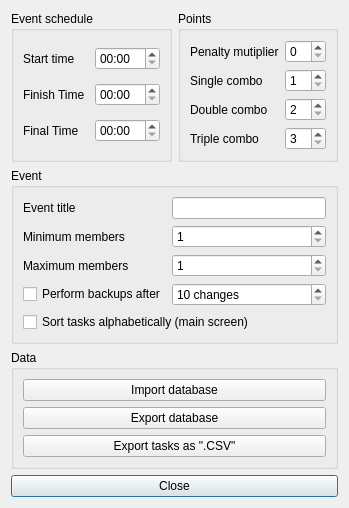
This is gui_settings.ui in FrankMamuda/ketoevent as Qt 5 draws it before an edit. The edited form follows.
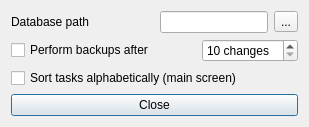
This is the edited form. Icons and pictures are not drawn.

Commit message: events, reviewers, etc. (unstable)

```diff
--- a/gui_settings.ui
+++ b/gui_settings.ui
@@ -6,8 +6,8 @@
    <rect>
     <x>0</x>
     <y>0</y>
-    <width>349</width>
-    <height>485</height>
+    <width>309</width>
+    <height>122</height>
    </rect>
   </property>
   <property name="windowTitle">
@@ -18,127 +18,41 @@
     <normaloff>:/icons/settings_48</normaloff>:/icons/settings_48</iconset>
   </property>
   <layout class="QGridLayout" name="gridLayout">
-   <item row="0" column="0" colspan="2">
-    <widget class="QGroupBox" name="groupTime">
-     <property name="title">
-      <string>Event schedule</string>
+   <item row="1" column="2" colspan="2">
+    <widget class="QSpinBox" name="backupChanges">
+     <property name="suffix">
+      <string> changes</string>
      </property>
-     <layout class="QGridLayout" name="timeLayout">
-      <item row="0" column="0">
-       <widget class="QLabel" name="startTimeLabel">
-        <property name="text">
-         <string>Start time</string>
-        </property>
-       </widget>
-      </item>
-      <item row="0" column="1">
-       <widget class="QTimeEdit" name="startTime">
-        <property name="toolTip">
-         <string>Start time of the event</string>
-        </property>
-        <property name="currentSection">
-         <enum>QDateTimeEdit::HourSection</enum>
-        </property>
-        <property name="displayFormat">
-         <string>HH:mm</string>
-        </property>
-       </widget>
-      </item>
-      <item row="1" column="0">
-       <widget class="QLabel" name="finishTimeLabel">
-        <property name="text">
-         <string>Finish Time</string>
-        </property>
-       </widget>
-      </item>
-      <item row="1" column="1">
-       <widget class="QTimeEdit" name="finishTime">
-        <property name="toolTip">
-         <string>Time from which penalty is being calculated</string>
-        </property>
-        <property name="currentSection">
-         <enum>QDateTimeEdit::HourSection</enum>
-        </property>
-        <property name="displayFormat">
-         <string>HH:mm</string>
-        </property>
-       </widget>
-      </item>
-      <item row="2" column="0">
-       <widget class="QLabel" name="finalTimeLabel">
-        <property name="text">
-         <string>Final Time</string>
-        </property>
-       </widget>
-      </item>
-      <item row="2" column="1">
-       <widget class="QTimeEdit" name="finalTime">
-        <property name="toolTip">
-         <string>Team is disqualified after this time</string>
-        </property>
-        <property name="currentSection">
-         <enum>QDateTimeEdit::HourSection</enum>
-        </property>
-        <property name="displayFormat">
-         <string>HH:mm</string>
-        </property>
-       </widget>
-      </item>
-     </layout>
+     <property name="minimum">
+      <number>10</number>
+     </property>
+     <property name="maximum">
+      <number>100</number>
+     </property>
     </widget>
    </item>
-   <item row="3" column="0" rowspan="3" colspan="3">
-    <widget class="QGroupBox" name="groupData">
-     <property name="title">
-      <string>Data</string>
+   <item row="0" column="0">
+    <widget class="QLabel" name="label">
+     <property name="text">
+      <string>Database path</string>
      </property>
-     <layout class="QVBoxLayout" name="verticalLayout">
-      <item>
-       <widget class="QPushButton" name="buttonImport">
-        <property name="toolTip">
-         <string>Import log database from a different machine (beta)</string>
-        </property>
-        <property name="text">
-         <string>Import database</string>
-        </property>
-        <property name="icon">
-         <iconset resource="resources.qrc">
-          <normaloff>:/icons/import_16</normaloff>:/icons/import_16</iconset>
-        </property>
-       </widget>
-      </item>
-      <item>
-       <widget class="QPushButton" name="buttonExport">
-        <property name="toolTip">
-         <string>Make a copy of the current database</string>
-        </property>
-        <property name="text">
-         <string>Export database</string>
-        </property>
-        <property name="icon">
-         <iconset resource="resources.qrc">
-          <normaloff>:/icons/export_16</normaloff>:/icons/export_16</iconset>
-        </property>
-       </widget>
-      </item>
-      <item>
-       <widget class="QPushButton" name="buttonExportCSV">
-        <property name="toolTip">
-         <string>Export task list in CSV format</string>
-        </property>
-        <property name="text">
-         <string>Export tasks as &quot;.CSV&quot;</string>
-        </property>
-        <property name="icon">
-         <iconset resource="resources.qrc">
-          <normaloff>:/icons/export_16</normaloff>:/icons/export_16</iconset>
-        </property>
-       </widget>
-      </item>
-     </layout>
     </widget>
    </item>
-   <item row="6" column="0" colspan="3">
+   <item row="2" column="0" colspan="4">
+    <widget class="QCheckBox" name="sort">
+     <property name="text">
+      <string>Sort tasks alphabetically (main screen)</string>
+     </property>
+    </widget>
+   </item>
+   <item row="0" column="3">
+    <widget class="QToolButton" name="toolButton">
+     <property name="text">
+      <string>...</string>
+     </property>
+    </widget>
+   </item>
+   <item row="3" column="0" colspan="4">
     <widget class="QPushButton" name="closeButton">
      <property name="toolTip">
       <string>Close settings dialog</string>
@@ -155,159 +69,28 @@
      </property>
     </widget>
    </item>
-   <item row="1" column="0" colspan="3">
-    <widget class="QGroupBox" name="groupMisc">
-     <property name="title">
-      <string>Event</string>
+   <item row="1" column="0">
+    <widget class="QCheckBox" name="backupPerform">
+     <property name="text">
+      <string>Perform backups after</string>
      </property>
-     <layout class="QGridLayout" name="miscLayout">
-      <item row="0" column="0">
-       <widget class="QLabel" name="titleLabel">
-        <property name="text">
-         <string>Event title</string>
-        </property>
-       </widget>
-      </item>
-      <item row="1" column="1">
-       <widget class="QSpinBox" name="min">
-        <property name="toolTip">
-         <string>Minimum members in a team</string>
-        </property>
-        <property name="minimum">
-         <number>1</number>
-        </property>
-       </widget>
-      </item>
-      <item row="1" column="0">
-       <widget class="QLabel" name="minLabel">
-        <property name="text">
-         <string>Minimum members</string>
-        </property>
-       </widget>
-      </item>
-      <item row="0" column="1">
-       <widget class="QLineEdit" name="titleEdit"/>
-      </item>
-      <item row="2" column="0">
-       <widget class="QLabel" name="maxLabel">
-        <property name="text">
-         <string>Maximum members</string>
-        </property>
-       </widget>
-      </item>
-      <item row="2" column="1">
-       <widget class="QSpinBox" name="max">
-        <property name="toolTip">
-         <string>Maximum members in a team</string>
-        </property>
-        <property name="minimum">
-         <number>1</number>
-        </property>
-       </widget>
-      </item>
-      <item row="4" column="0" colspan="2">
-       <widget class="QCheckBox" name="sort">
-        <property name="text">
-         <string>Sort tasks alphabetically (main screen)</string>
-        </property>
-       </widget>
-      </item>
-      <item row="3" column="1">
-       <widget class="QSpinBox" name="backupChanges">
-        <property name="suffix">
-         <string> changes</string>
-        </property>
-        <property name="minimum">
-         <number>10</number>
-        </property>
-        <property name="maximum">
-         <number>100</number>
-        </property>
-       </widget>
-      </item>
-      <item row="3" column="0">
-       <widget class="QCheckBox" name="backupPerform">
-        <property name="text">
-         <string>Perform backups after</string>
-        </property>
-       </widget>
-      </item>
-     </layout>
     </widget>
    </item>
-   <item row="0" column="2">
-    <widget class="QGroupBox" name="groupPoints">
-     <property name="title">
-      <string>Points</string>
+   <item row="1" column="1">
+    <spacer name="horizontalSpacer">
+     <property name="orientation">
+      <enum>Qt::Horizontal</enum>
      </property>
-     <layout class="QGridLayout" name="pointsLayout">
-      <item row="3" column="1">
-       <widget class="QSpinBox" name="dCombo">
-        <property name="toolTip">
-         <string>Points for three tasks in one picture</string>
-        </property>
-        <property name="minimum">
-         <number>2</number>
-        </property>
-       </widget>
-      </item>
-      <item row="3" column="0">
-       <widget class="QLabel" name="dComboLabel">
-        <property name="text">
-         <string>Double combo</string>
-        </property>
-       </widget>
-      </item>
-      <item row="5" column="1">
-       <widget class="QSpinBox" name="tCombo">
-        <property name="toolTip">
-         <string>Points for four or more tasks in one picture</string>
-        </property>
-        <property name="minimum">
-         <number>3</number>
-        </property>
-       </widget>
-      </item>
-      <item row="5" column="0">
-       <widget class="QLabel" name="tComboLabel">
-        <property name="text">
-         <string>Triple combo</string>
-        </property>
-       </widget>
-      </item>
-      <item row="1" column="1">
-       <widget class="QSpinBox" name="sCombo">
-        <property name="toolTip">
-         <string>Points for two tasks in one picture</string>
-        </property>
-        <property name="minimum">
-         <number>1</number>
-        </property>
-       </widget>
-      </item>
-      <item row="1" column="0">
-       <widget class="QLabel" name="sComboLabel">
-        <property name="text">
-         <string>Single combo</string>
-        </property>
-       </widget>
-      </item>
-      <item row="0" column="1">
-       <widget class="QSpinBox" name="penalty">
-        <property name="toolTip">
-         <string>Penalty points for every minute past finish time</string>
-        </property>
-       </widget>
-      </item>
-      <item row="0" column="0">
-       <widget class="QLabel" name="penaltyLabel">
-        <property name="text">
-         <string>Penalty mutiplier</string>
-        </property>
-       </widget>
-      </item>
-     </layout>
-    </widget>
+     <property name="sizeHint" stdset="0">
+      <size>
+       <width>40</width>
+       <height>20</height>
+      </size>
+     </property>
+    </spacer>
+   </item>
+   <item row="0" column="1" colspan="2">
+    <widget class="QLineEdit" name="lineEdit"/>
    </item>
   </layout>
  </widget>
```
The commit also changes 18 other files.
